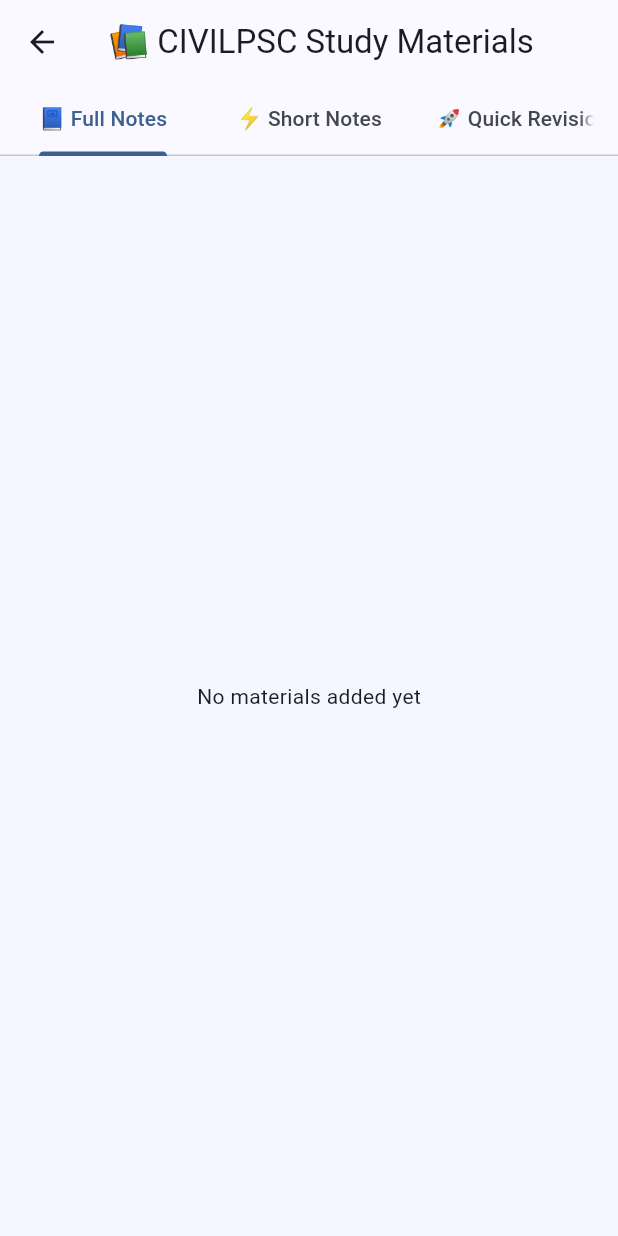
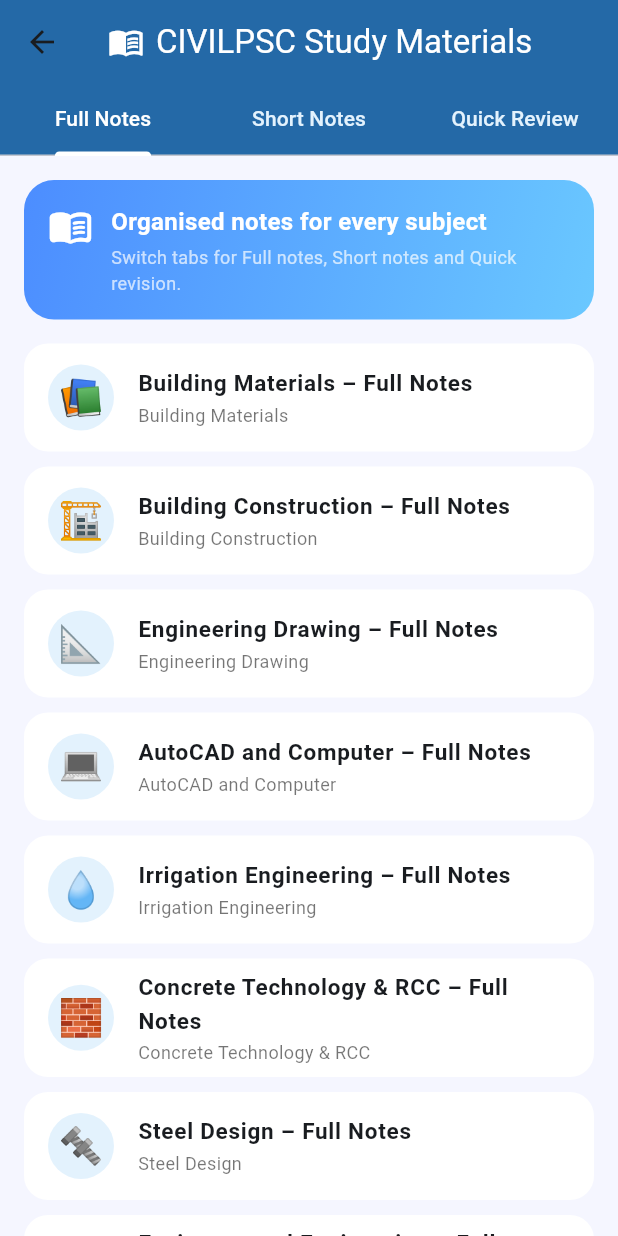
Before and after one commit to civilpsc/civilpsc, a Flutter app: the StudyMaterialsHome screen opened directly, on a phone screen of 412 x 824 dp. Run offline on Flutter 3.47's test engine with Material 3 defaults, Android fonts, the phone set to English and light mode, and no system bars; our stand-ins replace cloud_firestore, firebase_core; missing offline and left inert: pdfx; accounts and stored records are empty.

Commit message:
Today update

```diff
--- a/lib/screens/study_materials_screen.dart
+++ b/lib/screens/study_materials_screen.dart
@@ -1,30 +1,177 @@
 import 'package:flutter/material.dart';
-import 'package:cloud_firestore/cloud_firestore.dart';
-import 'pdf_viewer_screen.dart';
 
+/// Subject model
+class StudySubject {
+  final String id;
+  final String name;
+  final String emoji;
+
+  const StudySubject({
+    required this.id,
+    required this.name,
+    required this.emoji,
+  });
+}
+
+/// All subjects + emojis (Study Materials)
+const List<StudySubject> kStudySubjects = [
+  StudySubject(
+    id: 'building_materials',
+    name: 'Building Materials',
+    emoji: '📚',
+  ),
+  StudySubject(
+    id: 'building_construction',
+    name: 'Building Construction',
+    emoji: '🏗️',
+  ),
+  StudySubject(
+    id: 'engineering_drawing',
+    name: 'Engineering Drawing',
+    emoji: '📐',
+  ),
+  StudySubject(
+    id: 'autocad_computer',
+    name: 'AutoCAD and Computer',
+    emoji: '💻',
+  ),
+  StudySubject(
+    id: 'irrigation_engineering',
+    name: 'Irrigation Engineering',
+    emoji: '💧',
+  ),
+  StudySubject(
+    id: 'concrete_rcc',
+    name: 'Concrete Technology & RCC',
+    emoji: '🧱',
+  ),
+  StudySubject(
+    id: 'steel_design',
+    name: 'Steel Design',
+    emoji: '🔩',
+  ),
+  StudySubject(
+    id: 'environmental_engineering',
+    name: 'Environmental Engineering',
+    emoji: '🌱',
+  ),
+  StudySubject(
+    id: 'hydrology',
+    name: 'Hydrology',
+    emoji: '💦',
+  ),
+  StudySubject(
+    id: 'estimation_costing',
+    name: 'Estimation, Valuation & Costing',
+    emoji: '🧮',
+  ),
+  StudySubject(
+    id: 'strength_of_materials',
+    name: 'Strength of Materials',
+    emoji: '🪨',
+  ),
+  StudySubject(
+    id: 'highway_engineering',
+    name: 'Highway Engineering',
+    emoji: '🛣️',
+  ),
+  StudySubject(
+    id: 'bridge_engineering',
+    name: 'Bridge Engineering',
+    emoji: '🌉',
+  ),
+  StudySubject(
+    id: 'railway_engineering',
+    name: 'Railway Engineering',
+    emoji: '🚆',
+  ),
+  StudySubject(
+    id: 'dock_harbour_tunnel',
+    name: 'Dock, Harbour & Tunnel Engineering',
+    emoji: '⚓',
+  ),
+  StudySubject(
+    id: 'airport_engineering',
+    name: 'Airport Engineering',
+    emoji: '✈️',
+  ),
+  StudySubject(
+    id: 'surveying_levelling',
+    name: 'Surveying & Levelling',
+    emoji: '🗺️',
+  ),
+  StudySubject(
+    id: 'advanced_surveying',
+    name: 'Advanced Surveying',
+    emoji: '🧭',
+  ),
+  StudySubject(
+    id: 'engineering_mechanics',
+    name: 'Engineering Mechanics',
+    emoji: '⚙️',
+  ),
+  StudySubject(
+    id: 'fluid_mechanics',
+    name: 'Fluid Mechanics',
+    emoji: '🌊',
+  ),
+  StudySubject(
+    id: 'workshop_calculation',
+    name: 'Workshop Calculation',
+    emoji: '🛠️',
+  ),
+  StudySubject(
+    id: 'mechanical_engineering',
+    name: 'Mechanical Engineering',
+    emoji: '🔧',
+  ),
+];
+
+/// MAIN SCREEN – CIVILPSC Study Materials
 class StudyMaterialsHome extends StatelessWidget {
   const StudyMaterialsHome({super.key});
 
   @override
   Widget build(BuildContext context) {
     return DefaultTabController(
-      length: 3,
+      length: 3, // Full / Short / Quick
       child: Scaffold(
+        backgroundColor: const Color(0xFFF5F6FF),
         appBar: AppBar(
-          title: const Text('📚 CIVILPSC Study Materials'),
+          backgroundColor: const Color(0xFF2469A7),
+          title: Row(
+            children: const [
+              Icon(Icons.menu_book_outlined, color: Colors.white),
+              SizedBox(width: 8),
+              Text(
+                'CIVILPSC Study Materials',
+                style: TextStyle(color: Colors.white),
+              ),
+            ],
+          ),
           bottom: const TabBar(
+            labelColor: Colors.white,
+            unselectedLabelColor: Color(0xFFE3F2FD),
+            indicatorColor: Colors.white,
             tabs: [
-              Tab(text: '📘 Full Notes'),
-              Tab(text: '⚡ Short Notes'),
-              Tab(text: '🚀 Quick Revision'),
+              Tab(text: 'Full Notes'),
+              Tab(text: 'Short Notes'),
+              Tab(text: 'Quick Review'),
             ],
           ),
         ),
-        body: const TabBarView(
-          children: [
-            MaterialsList(type: 'full'),
-            MaterialsList(type: 'short'),
-            MaterialsList(type: 'cheat'),
+        body: Column(
+          children: const [
+            _TopBanner(),
+            Expanded(
+              child: TabBarView(
+                children: [
+                  _StudyMaterialsTab(notesTypeLabel: 'Full Notes'),
+                  _StudyMaterialsTab(notesTypeLabel: 'Short Notes'),
+                  _StudyMaterialsTab(notesTypeLabel: 'Quick Review'),
+                ],
+              ),
+            ),
           ],
         ),
       ),
@@ -32,63 +179,108 @@ class StudyMaterialsHome extends StatelessWidget {
   }
 }
 
-class MaterialsList extends StatelessWidget {
-  final String type;
-  const MaterialsList({super.key, required this.type});
+/// BLUE GRADIENT BANNER
+class _TopBanner extends StatelessWidget {
+  const _TopBanner();
 
   @override
   Widget build(BuildContext context) {
-    final query = FirebaseFirestore.instance
-        .collection('materials')
-        .where('type', isEqualTo: type);
+    return Container(
+      margin: const EdgeInsets.fromLTRB(16, 16, 16, 8),
+      padding: const EdgeInsets.all(16),
+      decoration: BoxDecoration(
+        borderRadius: BorderRadius.circular(20),
+        gradient: const LinearGradient(
+          colors: [Color(0xFF4C8DFF), Color(0xFF6AC8FF)],
+          begin: Alignment.topLeft,
+          end: Alignment.bottomRight,
+        ),
+      ),
+      child: Row(
+        crossAxisAlignment: CrossAxisAlignment.start,
+        children: const [
+          Icon(Icons.menu_book_rounded, color: Colors.white, size: 30),
+          SizedBox(width: 12),
+          Expanded(
+            child: Column(
+              crossAxisAlignment: CrossAxisAlignment.start,
+              children: [
+                Text(
+                  'Organised notes for every subject',
+                  style: TextStyle(
+                    color: Colors.white,
+                    fontSize: 16,
+                    fontWeight: FontWeight.w700,
+                  ),
+                ),
+                SizedBox(height: 4),
+                Text(
+                  'Switch tabs for Full notes, Short notes and Quick revision.',
+                  style: TextStyle(
+                    color: Colors.white70,
+                    fontSize: 12,
+                  ),
+                ),
+              ],
+            ),
+          ),
+        ],
+      ),
+    );
+  }
+}
 
-    return StreamBuilder<QuerySnapshot>(
-      stream: query.snapshots(),
-      builder: (context, snapshot) {
-        if (snapshot.connectionState == ConnectionState.waiting) {
-          return const Center(child: CircularProgressIndicator());
-        }
+/// ONE TAB – shows the same subject list with different note-type label
+class _StudyMaterialsTab extends StatelessWidget {
+  final String notesTypeLabel; // Full Notes / Short Notes / Quick Review
 
-        if (snapshot.hasError) {
-          return const Center(child: Text('Something went wrong'));
-        }
+  const _StudyMaterialsTab({required this.notesTypeLabel});
 
-        if (!snapshot.hasData || snapshot.data!.docs.isEmpty) {
-          return const Center(child: Text('No materials added yet'));
-        }
+  @override
+  Widget build(BuildContext context) {
+    return ListView.separated(
+      padding: const EdgeInsets.fromLTRB(16, 8, 16, 16),
+      itemCount: kStudySubjects.length,
+      separatorBuilder: (_, __) => const SizedBox(height: 10),
+      itemBuilder: (context, index) {
+        final subject = kStudySubjects[index];
 
-        final docs = snapshot.data!.docs;
-
-        return ListView.builder(
-          itemCount: docs.length,
-          itemBuilder: (context, index) {
-            final data = docs[index].data() as Map<String, dynamic>;
-            final String title = data['title'] ?? 'No title';
-            final String subject = data['subject'] ?? '';
-            final String pdfUrl = data['pdfUrl'] ?? '';
-
-            return Card(
-              margin: const EdgeInsets.symmetric(horizontal: 12, vertical: 6),
-              child: ListTile(
-                title: Text(title),
-                subtitle: Text(subject),
-                trailing: const Icon(Icons.picture_as_pdf),
-                onTap: () {
-                  if (pdfUrl.isEmpty) {
-                    ScaffoldMessenger.of(context).showSnackBar(
-                      const SnackBar(content: Text('PDF not available')),
-                    );
-                    return;
-                  }
-                  Navigator.of(context).push(
-                    MaterialPageRoute(
-                      builder: (_) => PdfViewerScreen(
-                        title: title,
-                        pdfUrl: pdfUrl,
-                      ),
-                    ),
-                  );
-                },
+        return ListTile(
+          shape: RoundedRectangleBorder(
+            borderRadius: BorderRadius.circular(16),
+          ),
+          tileColor: Colors.white,
+          leading: CircleAvatar(
+            radius: 22,
+            backgroundColor: const Color(0xFFE3F2FD),
+            child: Text(
+              subject.emoji,
+              style: const TextStyle(fontSize: 24),
+            ),
+          ),
+          title: Text(
+            '${subject.name} – $notesTypeLabel',
+            style: const TextStyle(
+              fontWeight: FontWeight.w600,
+              fontSize: 15,
+            ),
+          ),
+          subtitle: Text(
+            subject.name,
+            style: const TextStyle(
+              fontSize: 12,
+              color: Colors.black54,
+            ),
+          ),
+          onTap: () {
+            // ഇപ്പോൾ PDF connect ചെയ്തിട്ടില്ല.
+            // പിന്നെ Firebase / asset link add ചെയ്യുമ്പോൾ
+            // ഇവിടെ നിന്ന് PdfViewerScreen open ചെയാം.
+            ScaffoldMessenger.of(context).showSnackBar(
+              SnackBar(
+                content: Text(
+                  'Notes for ${subject.name} ($notesTypeLabel) coming soon',
+                ),
               ),
             );
           },
```
